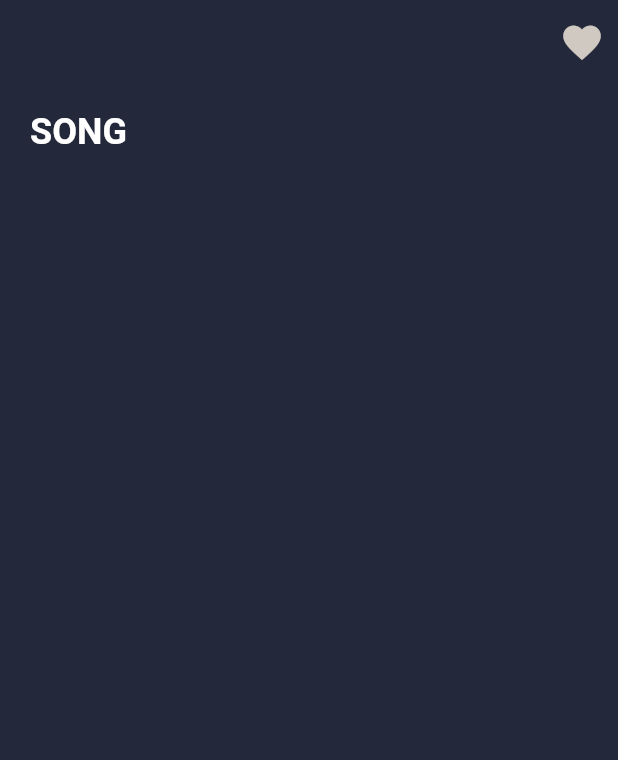
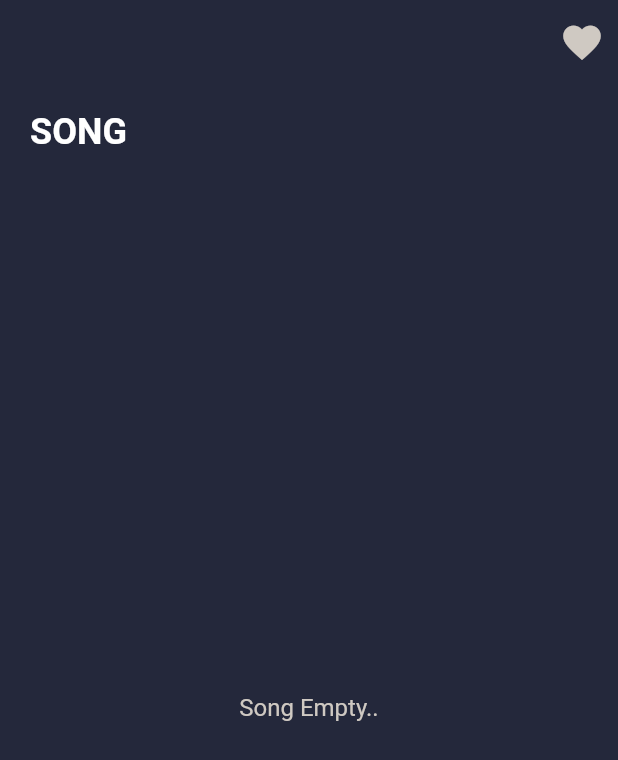
Before and after one commit to vstacked/your-music, a Flutter app: the screen it shows after launch, on a phone screen of 412 x 824 dp. Shown: the top 760 px of the screen. Run offline on Flutter 3.47's test engine with Material 2 defaults, Android fonts, the phone set to English and light mode, and no system bars; our stand-ins replace cloud_firestore, file_picker, firebase_auth, firebase_core, firebase_messaging, firebase_storage and 5 more; missing offline and left inert: envify; accounts and stored records are empty; network calls fail.

Commit message:
feat: :adhesive_bandage: add widget when song empty

```diff
--- a/lib/ui/android/home/home.dart
+++ b/lib/ui/android/home/home.dart
@@ -51,7 +51,16 @@ class Home extends StatelessWidget {
                 stream: context.read<SongProvider>().fetchSongs(),
                 builder: (context, snapshot) {
                   if (snapshot.hasData) {
-                    if (isTablet(context)) {
+                    if (snapshot.data!.docs.isEmpty) {
+                      return SliverFillRemaining(
+                        child: Center(
+                          child: Text(
+                            'Song Empty..',
+                            style: Theme.of(context).textTheme.subtitle1!.copyWith(color: greyColor),
+                          ),
+                        ),
+                      );
+                    } else if (isTablet(context)) {
                       return SliverPadding(
                         padding: const EdgeInsets.symmetric(horizontal: 20),
                         sliver: SliverGrid(
```
Also changed, not shown: lib/ui/android/home/favorite.dart (+9 -0 lines), lib/ui/web/home/widgets/tab_home.dart (+9 -0 lines).
